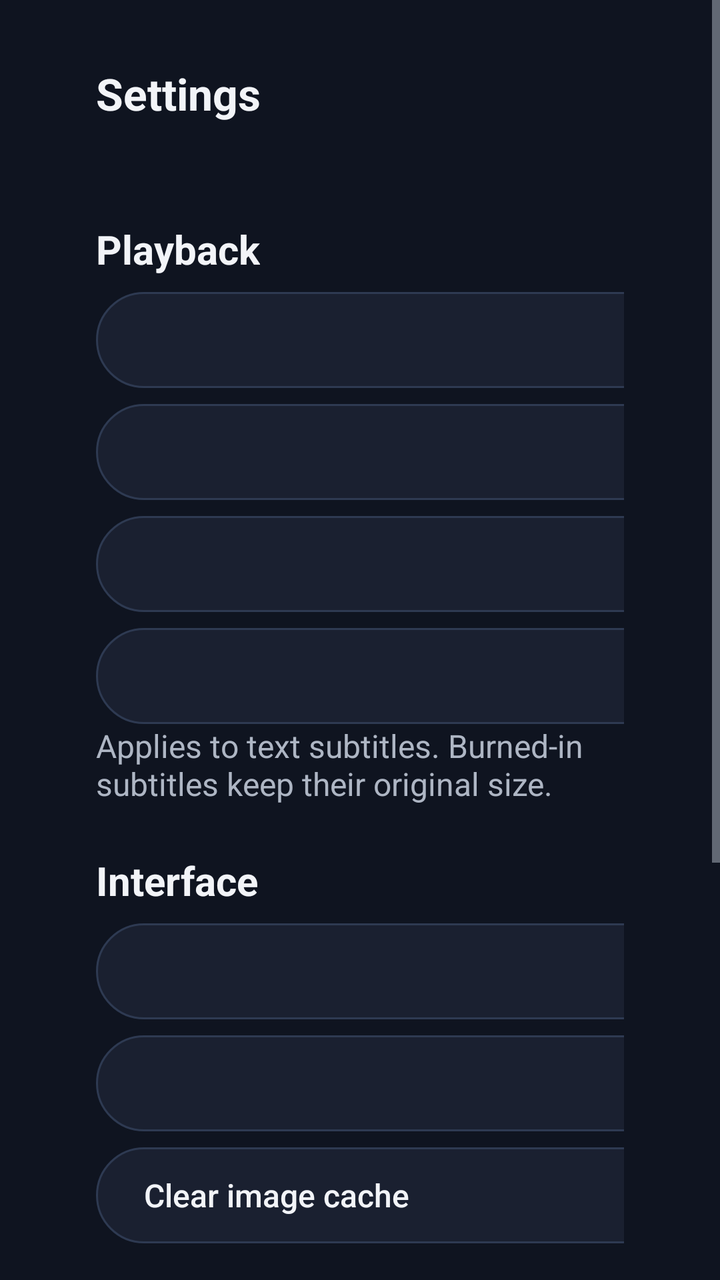
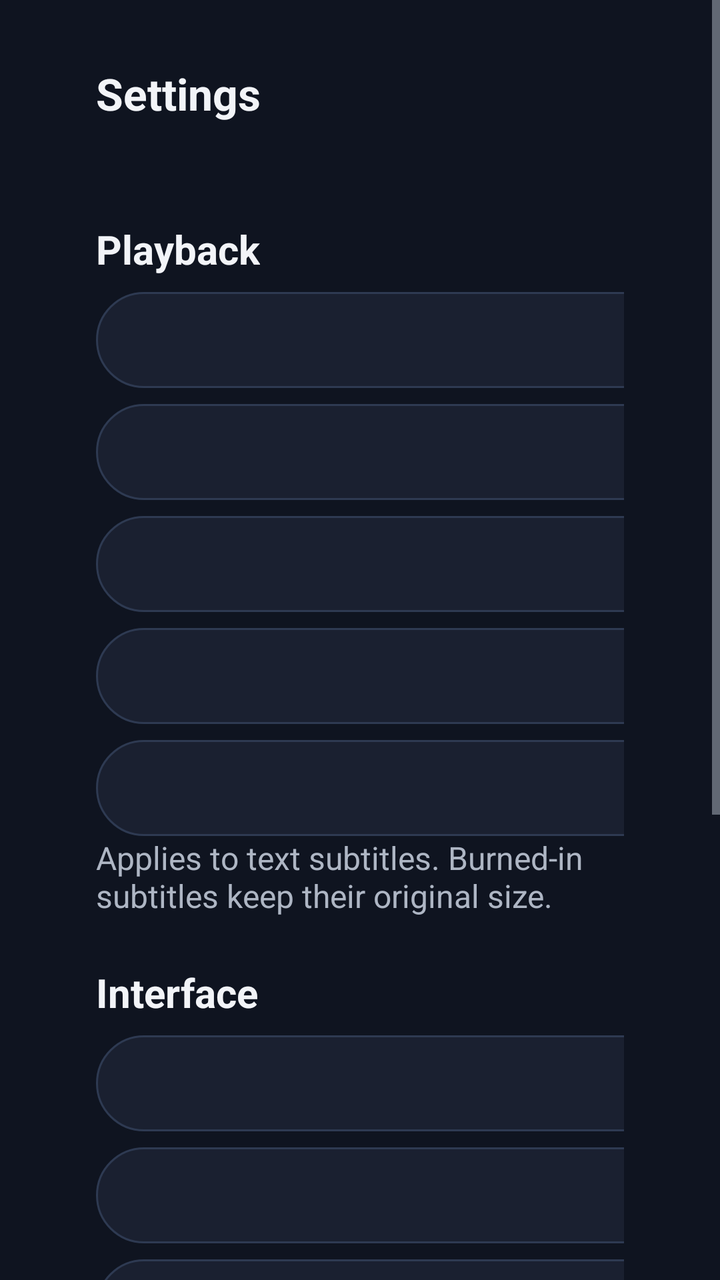

Before-and-after screenshots of an Android layout around one commit, followed by the original layout XML and the change that was made.
<!-- AndroidManifest.xml: application theme Theme.Firefin -->
<!-- res/layout/activity_settings.xml -->
<?xml version="1.0" encoding="utf-8"?>
<ScrollView xmlns:android="http://schemas.android.com/apk/res/android"
    android:layout_width="match_parent"
    android:layout_height="match_parent">

    <LinearLayout
        android:layout_width="match_parent"
        android:layout_height="wrap_content"
        android:orientation="vertical"
        android:paddingLeft="@dimen/page_margin"
        android:paddingTop="@dimen/space_xl"
        android:paddingRight="@dimen/page_margin"
        android:paddingBottom="@dimen/space_xl">

        <TextView
            style="@style/Firefin.Text.Heading"
            android:layout_width="wrap_content"
            android:layout_height="wrap_content"
            android:text="@string/settings" />

        <TextView
            android:id="@+id/accountInfo"
            style="@style/Firefin.Text.Label"
            android:layout_width="match_parent"
            android:layout_height="wrap_content"
            android:layout_marginTop="@dimen/space_xs" />

        <TextView
            style="@style/Firefin.Text.Subheading"
            android:layout_width="wrap_content"
            android:layout_height="wrap_content"
            android:layout_marginTop="@dimen/space_l"
            android:text="@string/section_playback" />

        <Button
            android:id="@+id/qualityButton"
            style="@style/Firefin.Button.Setting"
            android:layout_marginTop="@dimen/space_s" />

        <Button
            android:id="@+id/audioLanguageButton"
            style="@style/Firefin.Button.Setting" />

        <Button
            android:id="@+id/subtitleLanguageButton"
            style="@style/Firefin.Button.Setting" />

        <Button
            android:id="@+id/subtitleSizeButton"
            style="@style/Firefin.Button.Setting" />

        <TextView
            style="@style/Firefin.Text.Label"
            android:layout_width="match_parent"
            android:layout_height="wrap_content"
            android:text="@string/subtitle_size_hint" />

        <TextView
            style="@style/Firefin.Text.Subheading"
            android:layout_width="wrap_content"
            android:layout_height="wrap_content"
            android:layout_marginTop="@dimen/space_l"
            android:text="@string/section_interface" />

        <Button
            android:id="@+id/backdropsButton"
            style="@style/Firefin.Button.Setting"
            android:layout_marginTop="@dimen/space_s" />

        <Button
            android:id="@+id/homeOrderButton"
            style="@style/Firefin.Button.Setting" />

        <Button
            android:id="@+id/clearCacheButton"
            style="@style/Firefin.Button.Setting"
            android:text="@string/clear_image_cache" />

        <TextView
            style="@style/Firefin.Text.Subheading"
            android:layout_width="wrap_content"
            android:layout_height="wrap_content"
            android:layout_marginTop="@dimen/space_l"
            android:text="@string/section_account" />

        <Button
            android:id="@+id/remoteButton"
            style="@style/Firefin.Button.Setting"
            android:layout_marginTop="@dimen/space_s"
            android:text="@string/remote_control" />

        <Button
            android:id="@+id/logoutButton"
            style="@style/Firefin.Button.Setting"
            android:text="@string/logout" />

        <TextView
            style="@style/Firefin.Text.Subheading"
            android:layout_width="wrap_content"
            android:layout_height="wrap_content"
            android:layout_marginTop="@dimen/space_l"
            android:text="@string/about" />

        <TextView
            android:id="@+id/aboutText"
            style="@style/Firefin.Text.Label"
            android:layout_width="match_parent"
            android:layout_height="wrap_content"
            android:layout_marginTop="@dimen/space_xs"
            android:maxWidth="720dp" />

        <Button
            android:id="@+id/developerGithubButton"
            style="@style/Firefin.Button.Setting"
            android:layout_marginTop="@dimen/space_s"
            android:text="@string/developer_github" />
    </LinearLayout>
</ScrollView>
<!-- resources referenced by this layout -->
<resources>
  <dimen name="page_margin">48dp</dimen>
  <dimen name="space_l">24dp</dimen>
  <dimen name="space_s">8dp</dimen>
  <dimen name="space_xl">32dp</dimen>
  <dimen name="space_xs">4dp</dimen>
  <string name="about">About Firefin</string>
  <string name="clear_image_cache">Clear image cache</string>
  <string name="developer_github">Developer · GitHub\ngithub.com/ZepiGit</string>
  <string name="logout">Sign out</string>
  <string name="remote_control">Remote control</string>
  <string name="section_account">Account</string>
  <string name="section_interface">Interface</string>
  <string name="section_playback">Playback</string>
  <string name="settings">Settings</string>
  <string name="subtitle_size_hint">Applies to text subtitles. Burned-in subtitles keep their original size.</string>
  <style name="Firefin.Button.Setting">
          <item name="android:layout_width">480dp</item>
          <item name="android:layout_height">wrap_content</item>
          <item name="android:layout_marginTop">@dimen/space_s</item>
          <item name="android:gravity">center_vertical|left</item>
      </style>
  <style name="Firefin.Text.Heading">
          <item name="android:textSize">@dimen/text_heading</item>
          <item name="android:textStyle">bold</item>
      </style>
  <style name="Firefin.Text.Label">
          <item name="android:textSize">@dimen/text_label</item>
          <item name="android:textColor">@color/text_secondary</item>
      </style>
  <style name="Firefin.Text.Subheading">
          <item name="android:textSize">@dimen/text_subheading</item>
          <item name="android:textStyle">bold</item>
      </style>
  <dimen name="text_heading">22sp</dimen>
  <dimen name="text_label">16sp</dimen>
  <color name="text_secondary">#AEB6C4</color>
  <dimen name="text_subheading">20sp</dimen>
  <color name="background">#0F1420</color>
  <color name="accent">#00A4DC</color>
  <color name="text_primary">#F2F4F8</color>
  <style name="Firefin.Text" parent="Widget.AppCompat.TextView">
          <item name="android:textColor">@color/text_primary</item>
          <item name="android:textSize">@dimen/text_body</item>
      </style>
  <dimen name="text_body">18sp</dimen>
  <dimen name="control_height">48dp</dimen>
  <!-- drawable input_background (drawable) -->
  <?xml version="1.0" encoding="utf-8"?>
  <selector xmlns:android="http://schemas.android.com/apk/res/android">
      <item android:state_focused="true"><shape><solid android:color="@color/surface_focus"/><stroke android:width="@dimen/focus_stroke" android:color="@color/accent"/><corners android:radius="@dimen/corner_radius"/></shape></item>
      <item><shape><solid android:color="@color/surface"/><stroke android:width="1dp" android:color="@color/outline"/><corners android:radius="@dimen/corner_radius"/></shape></item>
  </selector>
  <color name="text_muted">#7D8699</color>
  <dimen name="input_height">52dp</dimen>
  <dimen name="space_m">16dp</dimen>
  <color name="surface">#1A2030</color>
  <style name="Firefin.Button.Dialog" parent="Widget.AppCompat.Button.Borderless.Colored">
          <item name="android:textSize">@dimen/text_label</item>
          <item name="android:textAllCaps">false</item>
          <item name="android:textColor">@color/dialog_button_text</item>
          <item name="android:background">@drawable/dialog_button_background</item>
      </style>
  <color name="accent_dark">#007EA8</color>
  <color name="outline">#2E3A52</color>
  <color name="surface_focus">#243049</color>
  <dimen name="focus_stroke">3dp</dimen>
  <dimen name="corner_radius">6dp</dimen>
  <!-- drawable dialog_button_background (drawable) -->
  <?xml version="1.0" encoding="utf-8"?>
  <selector xmlns:android="http://schemas.android.com/apk/res/android">
      <item android:state_focused="true"><shape><solid android:color="@color/accent"/><corners android:radius="24dp"/></shape></item>
      <item><shape><solid android:color="@android:color/transparent"/><corners android:radius="24dp"/></shape></item>
  </selector>
  <!-- unchanged entries left out for length: 5 -->
</resources>

<!-- the commit's change to res/layout/activity_settings.xml (unified diff, before → after) -->
@@ -43,6 +43,10 @@
 
         <Button
             android:id="@+id/subtitleLanguageButton"
+            style="@style/Firefin.Button.Setting" />
+
+        <Button
+            android:id="@+id/autoPlayNextButton"
             style="@style/Firefin.Button.Setting" />
 
         <Button
